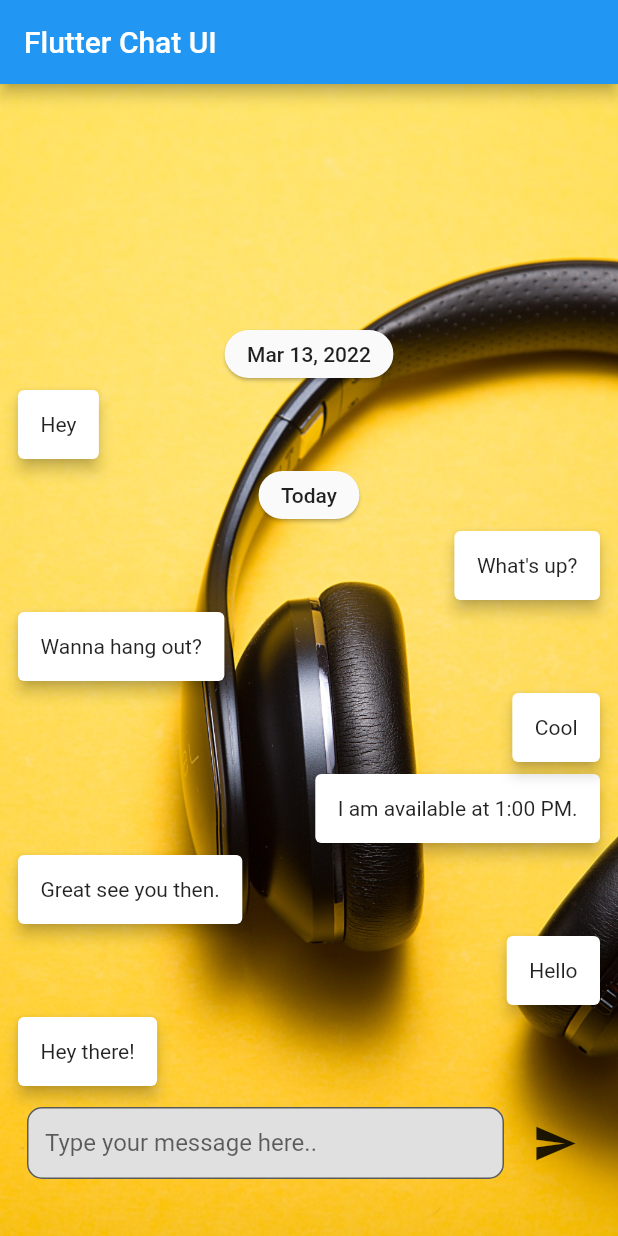
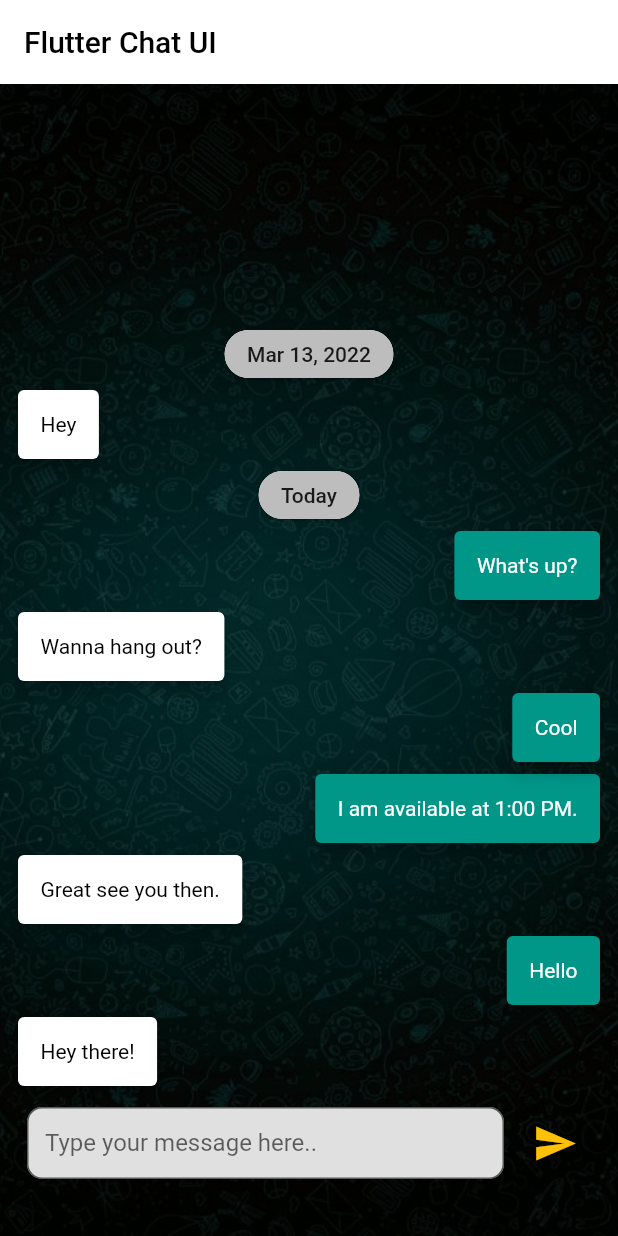
Before and after one commit to milkyascodes/flutter_chat_ui, a Flutter app: the screen it shows after launch, on a phone screen of 412 x 824 dp. Run offline on Flutter 3.47's test engine with Material 2 defaults, Android fonts, the light colour scheme and no system bars; drawn by our look-alikes of grouped_list.

Commit message:
writing cleaner code

```diff
--- a/lib/chat_screen.dart
+++ b/lib/chat_screen.dart
@@ -1,4 +1,6 @@
 // ignore_for_file: prefer_const_literals_to_create_immutables, prefer_const_constructors, unrelated_type_equality_checks
+
+import 'dart:ui';
 
 import 'package:flutter/material.dart';
 import 'package:flutter_chat_ui/messages.dart';
@@ -15,15 +17,6 @@ class ChatScreen extends StatefulWidget {
 }
 
 class _ChatScreenState extends State<ChatScreen> {
-  // bool isToday(DateTime date) {
-  //   final now = DateTime.now();
-  //   print('date $date');
-  //   final diff = now.difference(date).inDays;
-  //   print('diff1 ${now.difference(date)}');
-  //   print('diff2 ${now.difference(date).inDays}');
-  //   return diff == 0 && now.day == date.day;
-  // }
-
   List<Message> messages = [
     Message('Hey there!',
         DateTime.now().subtract(Duration(days: 0, minutes: 1)), false),
@@ -45,11 +38,20 @@ class _ChatScreenState extends State<ChatScreen> {
     return Scaffold(
       appBar: AppBar(
         title: Text(widget.title),
+        backgroundColor: Colors.white,
+        elevation: 0,
+        foregroundColor: Colors.black,
       ),
       body: Container(
         decoration: BoxDecoration(
-            image: DecorationImage(
-                image: AssetImage("assets/bg_chat.jpg"), fit: BoxFit.cover)),
+          color: Colors.black,
+          backgroundBlendMode: BlendMode.multiply,
+          image: DecorationImage(
+            image: AssetImage("assets/bg2.jpg"),
+            fit: BoxFit.cover,
+            opacity: .4,
+          ),
+        ),
         padding: const EdgeInsets.all(8.0),
         child: Column(
           children: [
@@ -67,7 +69,7 @@ class _ChatScreenState extends State<ChatScreen> {
                   height: 40,
                   child: Center(
                     child: Chip(
-                      backgroundColor: Colors.transparent,
+                      backgroundColor: Colors.grey[400],
                       elevation: 1,
                       label: Padding(
                         padding: EdgeInsets.all(3),
@@ -86,10 +88,17 @@ class _ChatScreenState extends State<ChatScreen> {
                       ? Alignment.centerRight
                       : Alignment.centerLeft,
                   child: Card(
+                    color: message.isSentByMe ? Colors.teal : Colors.white,
                     elevation: 4,
                     child: Padding(
                       padding: EdgeInsets.all(15),
-                      child: Text(message.text),
+                      child: Text(
+                        message.text,
+                        style: TextStyle(
+                          color:
+                              message.isSentByMe ? Colors.white : Colors.black,
+                        ),
+                      ),
                     ),
                   ),
                 ),
@@ -129,6 +138,7 @@ class _ChatScreenState extends State<ChatScreen> {
                       width: 10,
                     ),
                     IconButton(
+                      color: Colors.amber,
                       onPressed: () {},
                       icon: Icon(Icons.send),
                       iconSize: 30,
@@ -147,11 +157,3 @@ class _ChatScreenState extends State<ChatScreen> {
     );
   }
 }
-
-
-// onPressed:(text) {
-//   final newMessage = Message(text, DateTime.now(), true);
-//   setState(() {
-//     messages.add(newMessage);
-//   });
-// };
```
Also changed, not shown: assets/bg2.jpg (added).
